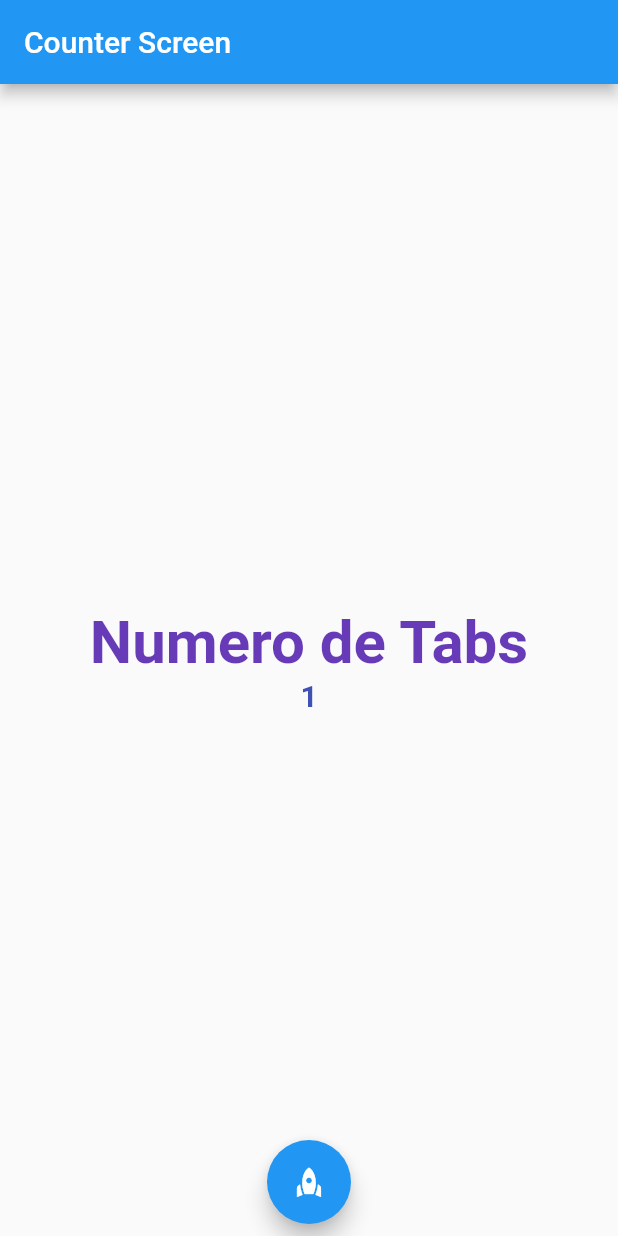
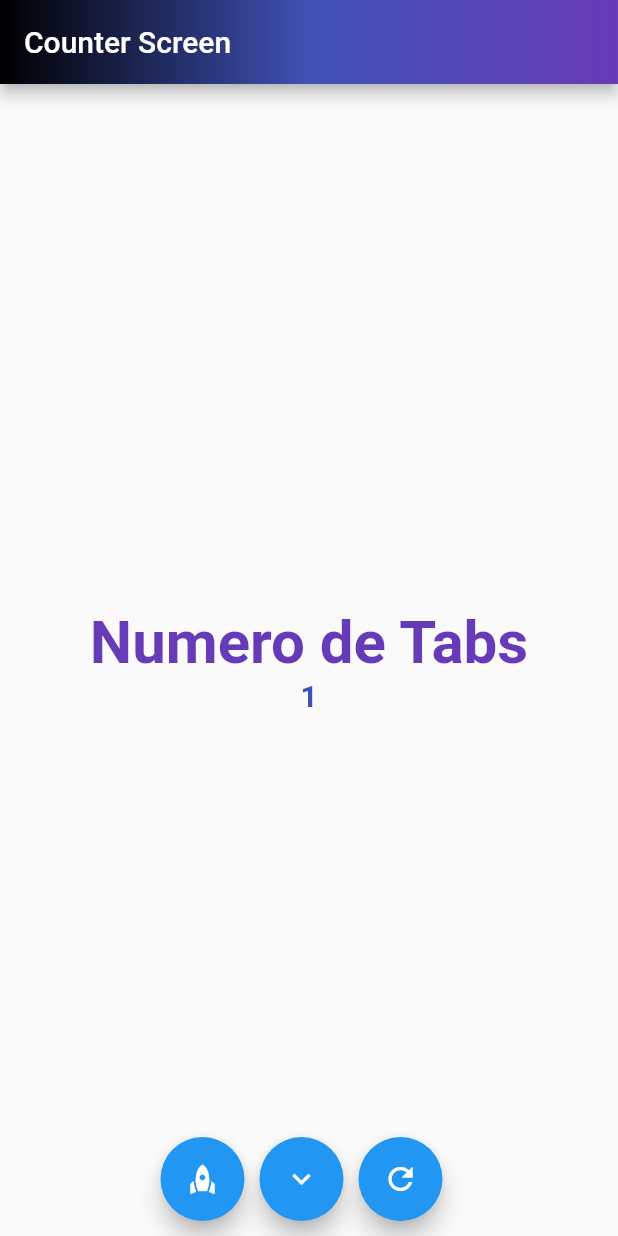
Before and after one commit to Abdielcoder/flutterSnippets, a Flutter app: the screen it shows after launch, after a tap on the "rocket" icon, on a phone screen of 412 x 824 dp. Run offline on Flutter 3.47's test engine with Material 2 defaults, Android fonts, the phone set to English and light mode, and no system bars; our stand-ins replace new_gradient_app_bar.

Commit message:
SNP03 - ADDING NEW PROJECT

```diff
--- a/widget/lib/screens/counter_screen.dart
+++ b/widget/lib/screens/counter_screen.dart
@@ -6,22 +6,40 @@ class CounterScreen extends StatefulWidget {
   const CounterScreen({Key? key}) : super(key: key);
 
   @override
-  State<CounterScreen> createState() => _CounterScreenState();//Crate State for StatefulWidget
+  State<CounterScreen> createState() =>
+      _CounterScreenState(); //Crate State for StatefulWidget
 }
 
 class _CounterScreenState extends State<CounterScreen> {
-  int counter = 0;//Initialize on class scope
+  int counter = 0; //Initialize on class scope
+  //FUNCTIONS TO CALL STATES TO BUTTONS
+  void increase() {
+    counter++;
+    setState(() {});
+  }
+
+  void decrease() {
+    counter--;
+    setState(() {});
+  }
+
+  void reset() {
+    counter = 0;
+    setState(() {});
+  }
+
   @override
   Widget build(BuildContext context) {
     // const fontSise40 = TextStyle(fontSize: 40);
 
     return Scaffold(
-      appBar: AppBar(title: const Text('Counter Screen')),
+     // appBar: AppBar(title: const Text('Counter Screen')),
+     appBar: MyAppBar.getAppBar('Counter Screen'),
       body: Center(
         child: Column(
           mainAxisAlignment: MainAxisAlignment.center,
           //crossAxisAlignment: CrossAxisAlignment.center, Aligment childrens
-          children:  <Widget>[
+          children: <Widget>[
             const Text(
               'Numero de Tabs',
               style: TextStyle(
@@ -29,7 +47,8 @@ class _CounterScreenState extends State<CounterScreen> {
                   fontWeight: FontWeight.bold,
                   fontSize: 40),
             ),
-            Text('$counter',
+            Text(
+              '$counter',
               style: const TextStyle(
                   color: Colors.indigo,
                   fontWeight: FontWeight.bold,
@@ -39,20 +58,55 @@ class _CounterScreenState extends State<CounterScreen> {
         ),
       ),
       floatingActionButtonLocation: FloatingActionButtonLocation.centerDocked,
-      floatingActionButton: Padding(
-        padding: const EdgeInsets.all(8.0),
-        child: FloatingActionButton(
-          child: const Icon(Icons.rocket),
-          onPressed: () {
-            counter++;//Increment Counter
-            setState(() {//This is a anonymus function
-
-            });
-          },
-        ),
-      ),
+      floatingActionButton: flotatButton(
+          //CALL THE REFERENCE OF FUCTIONS
+          increaseFn: increase,
+          decreaseFn: decrease,
+          resetFn: reset),
     );
 
     throw UnimplementedError();
   }
 }
+
+class flotatButton extends StatelessWidget {
+  //DECLARE FUNCTIONS
+  final Function increaseFn;
+  final Function decreaseFn;
+  final Function resetFn;
+
+  const flotatButton(
+      {Key? key,
+      //PASS REFERENCE TO CONSTRUCTOR
+      required this.increaseFn,
+      required this.decreaseFn,
+      required this.resetFn})
+      : super(key: key);
+
+  @override
+  Widget build(BuildContext context) {
+    return Row(mainAxisAlignment: MainAxisAlignment.center, children: [
+      Padding(
+        padding: const EdgeInsets.only(bottom: 10, right: 10),
+        child: FloatingActionButton(
+          child: const Icon(Icons.rocket),
+          onPressed: () => increaseFn(), //CALL FUNCTION WIDTH DE REFERENCE
+        ),
+      ),
+      Padding(
+        padding: const EdgeInsets.only(bottom: 10, right: 10),
+        child: FloatingActionButton(
+          child: const Icon(Icons.expand_more),
+          onPressed: () => decreaseFn(), //CALL FUNCTION WIDTH DE REFERENCE
+        ),
+      ),
+      Padding(
+        padding: const EdgeInsets.only(bottom: 10, right: 10),
+        child: FloatingActionButton(
+          child: const Icon(Icons.refresh),
+          onPressed: () => resetFn(), //CALL FUNCTION WIDTH DE REFERENCE
+        ),
+      ),
+    ]);
+  }
+}
--- a/widget/lib/utils/my_app_bar.dart
+++ b/widget/lib/utils/my_app_bar.dart
@@ -1,14 +1,12 @@
 import 'package:flutter/material.dart';
 import 'package:new_gradient_app_bar/new_gradient_app_bar.dart';
 
-class MyAppBar extends StatelessWidget {
-  const MyAppBar({Key? key}) : super(key: key);
+class MyAppBar{
+  static getAppBar(String title) {
+    return NewGradientAppBar(
+      title: Text(title),
+        gradient: const LinearGradient(colors: [Colors.black, Colors.indigo, Colors.deepPurple])
+    );
+  }
 
-  @override
-  Widget build(BuildContext context) {
-    return NewGradientAppBar(
-        title: Text('Flutter'),
-        gradient:
-            LinearGradient(colors: [Colors.blue, Colors.purple, Colors.red]));
-  }
 }
```
Also changed, not shown: components/analysis_options.yaml (added, +29 -0 lines), components/lib/main.dart (added, +115 -0 lines), components/pubspec.yaml (added, +91 -0 lines), components/pubspec.lock (added), 64 other files.
